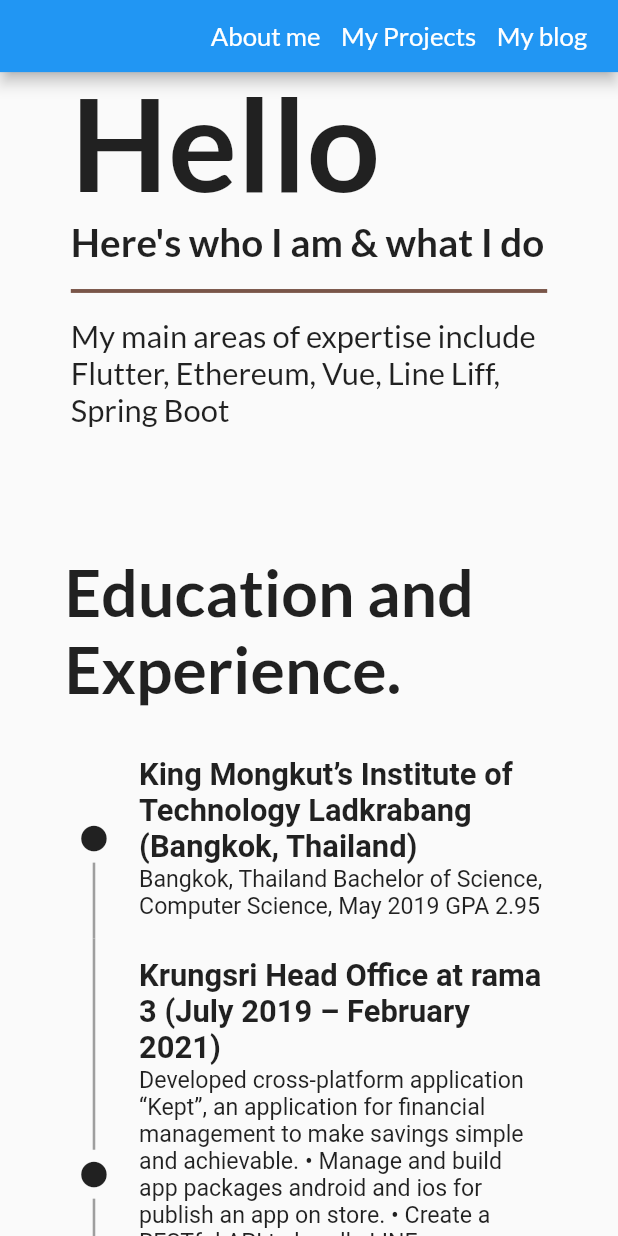
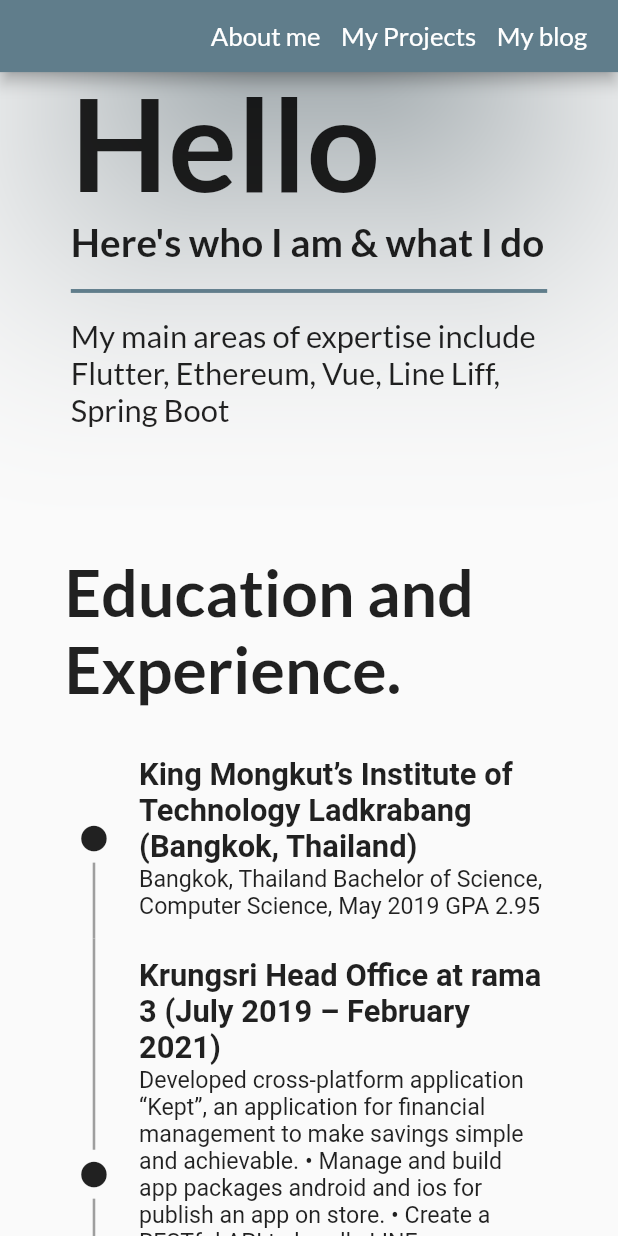
Before and after one commit to PhatipanSuwanich/Patiphan.Suwanich, a Flutter app: the screen it shows after launch, scrolled down 576 dp, on a phone screen of 412 x 824 dp. Run offline on Flutter 3.47's test engine with Material 2 defaults, Android fonts, the light colour scheme and no system bars; drawn by our look-alikes of scroll_to_index; our stand-ins replace font_awesome_flutter, get, google_fonts, responsive_framework.

Commit message:
adjust color theme

```diff
--- a/lib/screens/home.dart
+++ b/lib/screens/home.dart
@@ -43,14 +43,13 @@ class _HomeState extends State<Home> {
   Widget build(BuildContext context) {
     return Scaffold(
       appBar: AppBar(
+        backgroundColor: Colors.blueGrey,
         title: Row(
           children: <Widget>[
             Container(
               width: 50,
               height: 50,
               margin: EdgeInsets.all(8),
-              decoration: BoxDecoration(
-                  color: Colors.blue, borderRadius: BorderRadius.circular(10)),
             ),
             Spacer(),
             Row(
@@ -82,7 +81,7 @@ class _HomeState extends State<Home> {
                   // mainAxisSize: MainAxisSize.max,
                   children: [
                     cardProfile(),
-                    SizedBox(width: 10),
+                    SizedBox(width: ResponsiveWrapper.of(context).isLargerThan(TABLET) ? 80 : 10),
                     miniMe(),
                   ],
                 ),
@@ -193,7 +192,7 @@ class _HomeState extends State<Home> {
                         BlogLink(
                           "Oxford list word translation game",
                           "3000 words oxford vocabulary app.",
-                          "images/oxford.PNG",
+                          "assets/images/oxford.PNG",
                           onTap: () =>
                               _launchURL("https://oxford3000-a201f.web.app"),
                         ),
@@ -264,7 +263,7 @@ class _HomeState extends State<Home> {
             child: Divider(
               thickness: 3,
               endIndent: 0,
-              color: Colors.brown,
+              color: Colors.blueGrey,
             ),
           ),
           Text(
@@ -282,6 +281,8 @@ class _HomeState extends State<Home> {
       width: 400,
       height: 500,
       child: Card(
+        elevation: 70,
+        shadowColor: Colors.blueGrey,
         color: Colors.grey,
         child: Column(
           // mainAxisAlignment: MainAxisAlignment.center,
@@ -289,7 +290,7 @@ class _HomeState extends State<Home> {
           children: [
             Spacer(),
             CircleAvatar(
-              backgroundImage: AssetImage('images/profile.jpg'),
+              backgroundImage: AssetImage('assets/images/profile.jpg'),
               radius: 100,
             ),
             SizedBox(height: 30),
@@ -304,7 +305,7 @@ class _HomeState extends State<Home> {
                 height: 0,
                 thickness: 3,
                 endIndent: 0,
-                color: Colors.teal,
+                color: Colors.blueGrey,
               ),
             ),
             Text(
```
